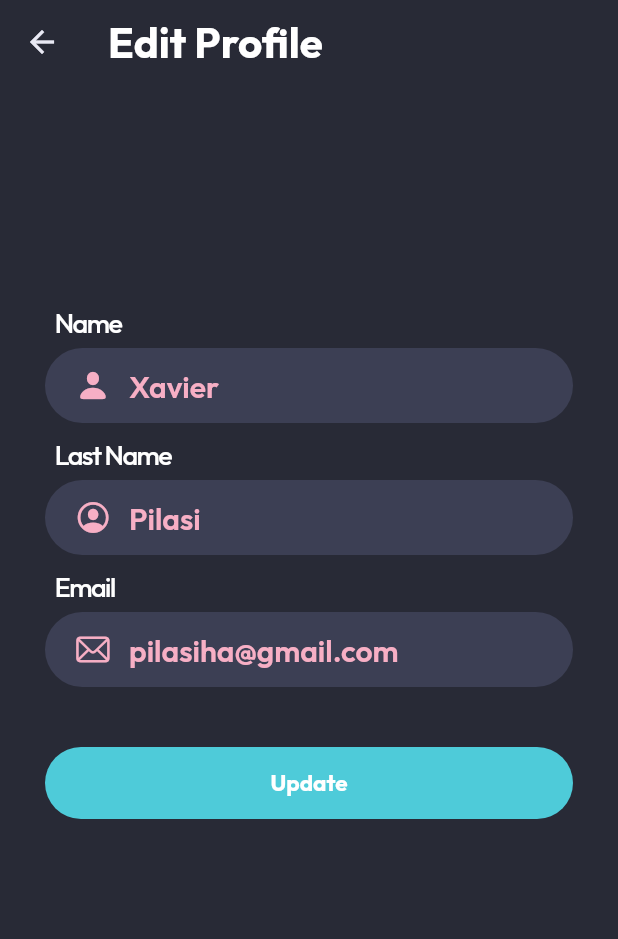
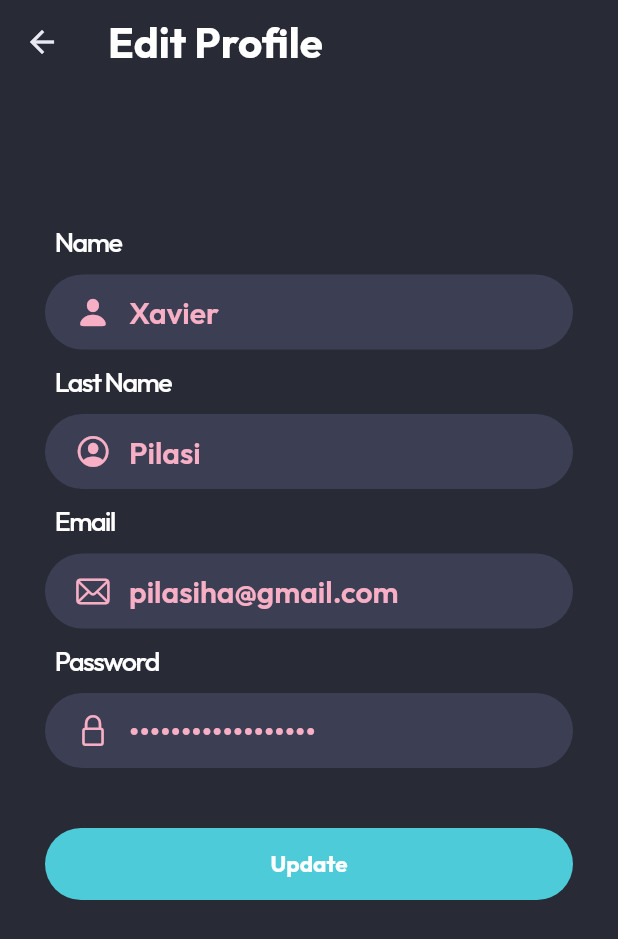
Before and after one commit to xpilasi/gorilla_grab, a Flutter app: the EditProfileScreen screen opened directly, on a phone screen of 412 x 824 dp. Shown: the top 939 px of the screen. Run offline on Flutter 3.47's test engine with Material 2 defaults, Android fonts, the phone set to English and light mode, and no system bars; our stand-ins replace fl_chart, flutter_swiper_view, get, line_icons, material_design_icons_flutter.

Commit message:
password edit_profile ok

```diff
--- a/lib/Screens/profile/edit_profile_screen.dart
+++ b/lib/Screens/profile/edit_profile_screen.dart
@@ -18,6 +18,7 @@ class EditProfileScreen extends StatelessWidget {
     final nameProfile = TextEditingController(text: tProfileName);
     final lastNameProfile = TextEditingController(text: tProfileLastName);
     final emailProfile = TextEditingController(text: tProfileMail);
+    final passwordlProfile = TextEditingController(text: tProfileMail);
     return Scaffold(
       appBar: AppBar(
         elevation: 0,
@@ -37,6 +38,7 @@ class EditProfileScreen extends StatelessWidget {
           children: [
             //Name
             CustomTextFieldEditProfile(
+              isPassword: false,
               inputTitle: 'Name',
               prefixIcon: const Icon(
                 CupertinoIcons.person_fill,
@@ -50,6 +52,7 @@ class EditProfileScreen extends StatelessWidget {
 
             //Last Name
             CustomTextFieldEditProfile(
+              isPassword: false,
               inputTitle: 'Last Name',
               prefixIcon: const Icon(
                 CupertinoIcons.profile_circled,
@@ -63,6 +66,7 @@ class EditProfileScreen extends StatelessWidget {
 
             //Email
             CustomTextFieldEditProfile(
+              isPassword: false,
               inputTitle: 'Email',
               prefixIcon: const Icon(
                 CupertinoIcons.mail,
@@ -71,6 +75,20 @@ class EditProfileScreen extends StatelessWidget {
               newData: emailProfile,
               trainingController: trainingController,
               labelText: 'Name',
+              hintText: tProfileName,
+            ),
+
+            //Password
+            CustomTextFieldEditProfile(
+              isPassword: true,
+              inputTitle: 'Password',
+              prefixIcon: const Icon(
+                CupertinoIcons.lock,
+                color: tColorPinky,
+              ),
+              newData: passwordlProfile,
+              trainingController: trainingController,
+              labelText: 'new password',
               hintText: tProfileName,
             ),
 
--- a/lib/widgets/buttons.dart
+++ b/lib/widgets/buttons.dart
@@ -507,6 +507,7 @@ class CustomTextFieldEditProfile extends StatelessWidget {
     required this.labelText,
     required this.hintText,
     required this.inputTitle,
+    required this.isPassword,
   });
 
   final TextEditingController newData;
@@ -516,6 +517,7 @@ class CustomTextFieldEditProfile extends StatelessWidget {
   final String labelText;
   final String hintText;
   final String inputTitle;
+  final bool isPassword;
 
   @override
   Widget build(BuildContext context) {
@@ -526,7 +528,7 @@ class CustomTextFieldEditProfile extends StatelessWidget {
         crossAxisAlignment: CrossAxisAlignment.start,
         children: [
           Padding(
-            padding: const EdgeInsets.only(left: 22.0, bottom: 5),
+            padding: const EdgeInsets.only(left: 22.0, bottom: 10),
             child: Text(
               inputTitle,
               style: tStyleTitles,
@@ -534,7 +536,7 @@ class CustomTextFieldEditProfile extends StatelessWidget {
             ),
           ),
           Container(
-            margin: EdgeInsets.symmetric(horizontal: tSizesMargin),
+            margin: const EdgeInsets.symmetric(horizontal: tSizesMargin),
             height: 50,
             width: double.infinity,
             decoration: BoxDecoration(
@@ -549,6 +551,7 @@ class CustomTextFieldEditProfile extends StatelessWidget {
                 children: [
                   Expanded(
                     child: TextFormField(
+                      obscureText: isPassword,
                       style: tStyleInput,
                       maxLength: 15,
                       textCapitalization: TextCapitalization.words,
```
